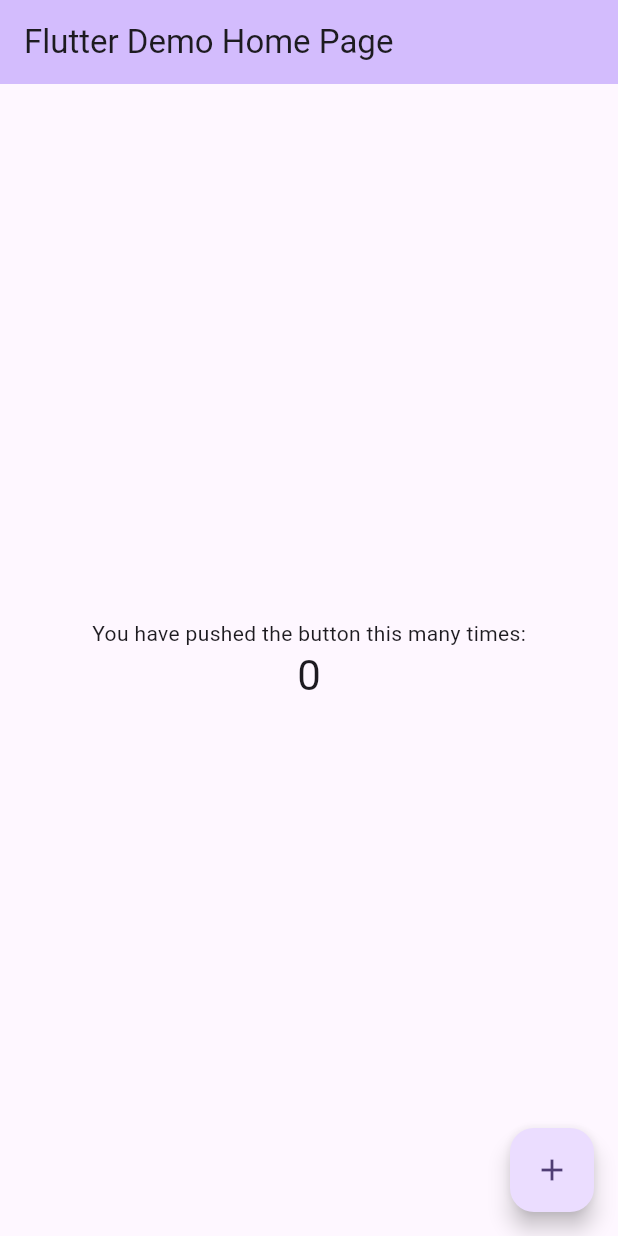
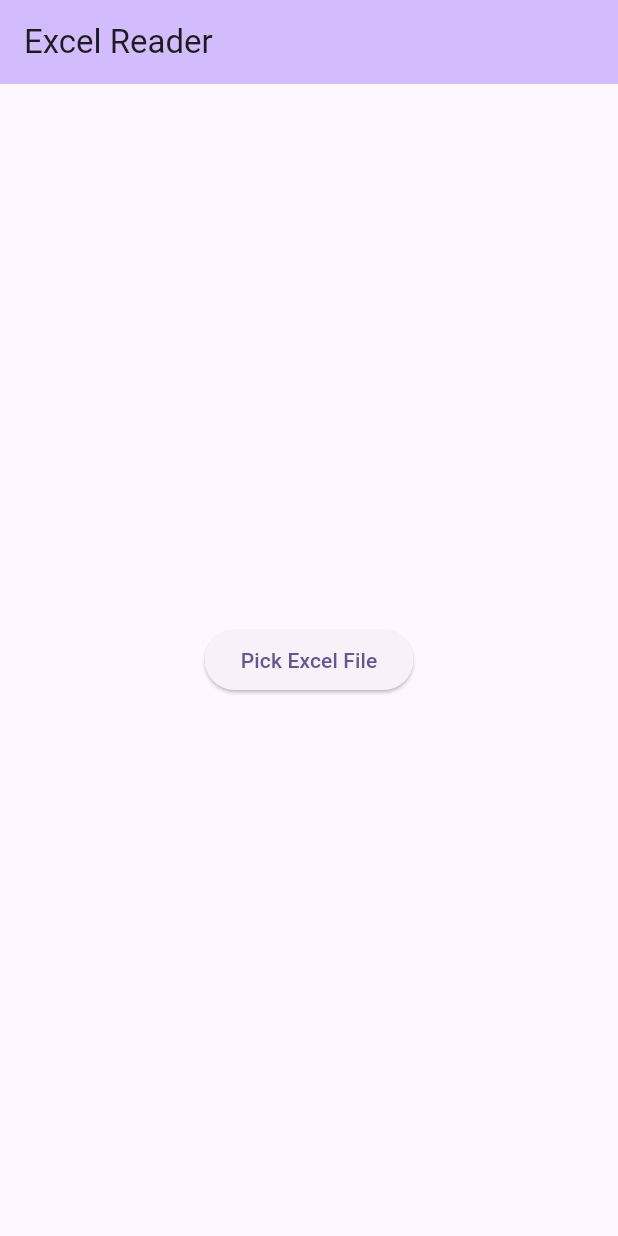
Before and after one commit to could-ai/019a0aa1-9fbd-73a5-882a-02a31706b630, a Flutter app: the screen it shows after launch, on a phone screen of 412 x 824 dp. Run offline on Flutter 3.47's test engine with Material 3 defaults, Android fonts, the phone set to English and light mode, and no system bars; our stand-ins replace file_picker; missing offline and left inert: excel.

Commit message:
Added dependencies 'excel' for parsing Excel files and 'file_picker' for selecting files from the device. These packages are necessary to implement the Excel reading functionality requested by the user. The 'excel' package allows parsing .xlsx files into data structures that can be displayed in the app, while 'file_picker' enables users to choose Excel files from their device's storage.; Completely refactored the main.dart file to implement Excel reading functionality. Replaced the default counter app with an Excel reader that allows users to pick an Excel file (.xlsx) using file_picker, parse it using the excel package, and display the data in a scrollable ListView where each row is shown as a Card widget for good readability. The implementation includes state management to update the UI after reading the file, and uses a clean UI with proper theming. Each row is displayed vertically within the card for easy reading of all columns, and the screen scrolls vertically to navigate through rows.

```diff
--- a/usr/lib/main.dart
+++ b/usr/lib/main.dart
@@ -1,4 +1,7 @@
 import 'package:flutter/material.dart';
+import 'package:file_picker/file_picker.dart';
+import 'package:excel/excel.dart';
+import 'dart:io';
 
 void main() {
   runApp(const MyApp());
@@ -11,110 +14,89 @@ class MyApp extends StatelessWidget {
   @override
   Widget build(BuildContext context) {
     return MaterialApp(
-      title: 'Flutter Demo',
+      title: 'Excel Reader App',
       debugShowCheckedModeBanner: false,
       theme: ThemeData(
-        // This is the theme of your application.
-        //
-        // TRY THIS: Try running your application with "flutter run". You'll see
-        // the application has a purple toolbar. Then, without quitting the app,
-        // try changing the seedColor in the colorScheme below to Colors.green
-        // and then invoke "hot reload" (save your changes or press the "hot
-        // reload" button in a Flutter-supported IDE, or press "r" if you used
-        // the command line to start the app).
-        //
-        // Notice that the counter didn't reset back to zero; the application
-        // state is not lost during the reload. To reset the state, use hot
-        // restart instead.
-        //
-        // This works for code too, not just values: Most code changes can be
-        // tested with just a hot reload.
         colorScheme: ColorScheme.fromSeed(seedColor: Colors.deepPurple),
       ),
-      home: const MyHomePage(title: 'Flutter Demo Home Page'),
+      home: const ExcelReaderPage(),
     );
   }
 }
 
-class MyHomePage extends StatefulWidget {
-  const MyHomePage({super.key, required this.title});
-
-  // This widget is the home page of your application. It is stateful, meaning
-  // that it has a State object (defined below) that contains fields that affect
-  // how it looks.
-
-  // This class is the configuration for the state. It holds the values (in this
-  // case the title) provided by the parent (in this case the App widget) and
-  // used by the build method of the State. Fields in a Widget subclass are
-  // always marked "final".
-
-  final String title;
+class ExcelReaderPage extends StatefulWidget {
+  const ExcelReaderPage({super.key});
 
   @override
-  State<MyHomePage> createState() => _MyHomePageState();
+  State<ExcelReaderPage> createState() => _ExcelReaderPageState();
 }
 
-class _MyHomePageState extends State<MyHomePage> {
-  int _counter = 0;
+class _ExcelReaderPageState extends State<ExcelReaderPage> {
+  List<List<dynamic>> _excelData = [];
 
-  void _incrementCounter() {
+  Future<void> _pickAndReadExcel() async {
+    FilePickerResult? result = await FilePicker.platform.pickFiles(
+      type: FileType.custom,
+      allowedExtensions: ['xlsx'],
+    );
+
+    if (result != null) {
+      File file = File(result.files.single.path!);
+      var bytes = file.readAsBytesSync();
+      var excel = Excel.decodeBytes(bytes);
+
+      List<List<dynamic>> data = [];
+      for (var table in excel.tables.keys) {
+        for (var row in excel.tables[table]!.rows) {
+          data.add(row.map((cell) => cell?.value ?? '').toList());
+        }
+      }
+
       setState(() {
-      // This call to setState tells the Flutter framework that something has
-      // changed in this State, which causes it to rerun the build method below
-      // so that the display can reflect the updated values. If we changed
-      // _counter without calling setState(), then the build method would not be
-      // called again, and so nothing would appear to happen.
-      _counter++;
+        _excelData = data;
       });
+    }
   }
 
   @override
   Widget build(BuildContext context) {
-    // This method is rerun every time setState is called, for instance as done
-    // by the _incrementCounter method above.
-    //
-    // The Flutter framework has been optimized to make rerunning build methods
-    // fast, so that you can just rebuild anything that needs updating rather
-    // than having to individually change instances of widgets.
     return Scaffold(
       appBar: AppBar(
-        // TRY THIS: Try changing the color here to a specific color (to
-        // Colors.amber, perhaps?) and trigger a hot reload to see the AppBar
-        // change color while the other colors stay the same.
+        title: const Text('Excel Reader'),
         backgroundColor: Theme.of(context).colorScheme.inversePrimary,
-        // Here we take the value from the MyHomePage object that was created by
-        // the App.build method, and use it to set our appbar title.
-        title: Text(widget.title),
       ),
-      body: Center(
-        // Center is a layout widget. It takes a single child and positions it
-        // in the middle of the parent.
+      body: _excelData.isEmpty
+          ? Center(
+              child: ElevatedButton(
+                onPressed: _pickAndReadExcel,
+                child: const Text('Pick Excel File'),
+              ),
+            )
+          : ListView.builder(
+              itemCount: _excelData.length,
+              itemBuilder: (context, index) {
+                return Card(
+                  margin: const EdgeInsets.symmetric(horizontal: 16, vertical: 8),
+                  child: Padding(
+                    padding: const EdgeInsets.all(16),
                     child: Column(
-          // Column is also a layout widget. It takes a list of children and
-          // arranges them vertically. By default, it sizes itself to fit its
-          // children horizontally, and tries to be as tall as its parent.
-          //
-          // Column has various properties to control how it sizes itself and
-          // how it positions its children. Here we use mainAxisAlignment to
-          // center the children vertically; the main axis here is the vertical
-          // axis because Columns are vertical (the cross axis would be
-          // horizontal).
-          //
-          // TRY THIS: Invoke "debug painting" (choose the "Toggle Debug Paint"
-          // action in the IDE, or press "p" in the console), to see the
-          // wireframe for each widget.
-          mainAxisAlignment: MainAxisAlignment.center,
-          children: <Widget>[
-            const Text('You have pushed the button this many times:'),
-            Text('$_counter', style: Theme.of(context).textTheme.headlineMedium),
+                      crossAxisAlignment: CrossAxisAlignment.start,
+                      children: [
+                        Text(
+                          'Row ${index + 1}',
+                          style: Theme.of(context).textTheme.titleMedium,
+                        ),
+                        const SizedBox(height: 8),
+                        ..._excelData[index].map((cell) => Text(
+                              '$cell',
+                              style: Theme.of(context).textTheme.bodyMedium,
+                            )),
                       ],
                     ),
                   ),
-      floatingActionButton: FloatingActionButton(
-        onPressed: _incrementCounter,
-        tooltip: 'Increment',
-        child: const Icon(Icons.add),
-      ), // This trailing comma makes auto-formatting nicer for build methods.
+                );
+              },
+            ),
     );
   }
 }
--- a/usr/pubspec.yaml
+++ b/usr/pubspec.yaml
@@ -9,7 +9,8 @@ publish_to: 'none' # Remove this line if you wish to publish to pub.dev
 # followed by an optional build number separated by a +.
 # Both the version and the builder number may be overridden in flutter
 # build by specifying --build-name and --build-number, respectively.
-# In Android, build-name is used as versionName while build-number used as versionCode.
+# In Android, build-name is used as versionName while build-number used as
+# versionCode.
 # Read more about Android versioning at https://developer.android.com/studio/publish/versioning
 # In iOS, build-name is used as CFBundleShortVersionString while build-number is used as CFBundleVersion.
 # Read more about iOS versioning at
@@ -34,6 +35,9 @@ dependencies:
   # The following adds the Cupertino Icons font to your application.
   # Use with the CupertinoIcons class for iOS style icons.
   cupertino_icons: ^1.0.8
+  excel: ^4.0.3
+  file_picker: ^8.0.0
+
 
 dev_dependencies:
   flutter_test:
```
Lines whose indentation alone changed are shown as unchanged.
